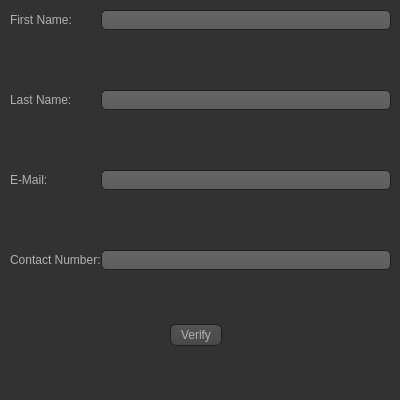
Old version of the form UI/forgotChoices.ui in the repository 1412kauti/ProjectHurricane.
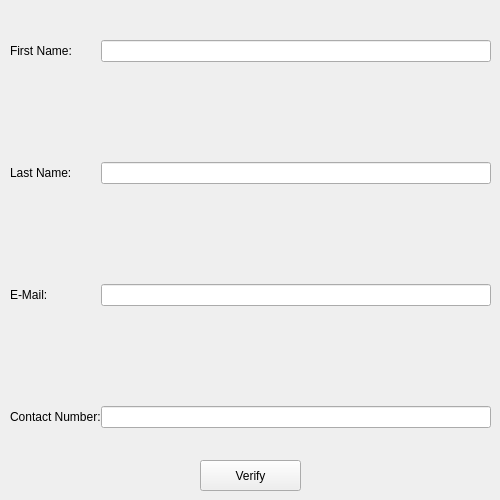
New version of the form. Icons and pictures are not drawn.

The edit to the form file:
```diff
--- a/UI/forgotChoices.ui
+++ b/UI/forgotChoices.ui
@@ -6,8 +6,8 @@
    <rect>
     <x>0</x>
     <y>0</y>
-    <width>400</width>
-    <height>400</height>
+    <width>500</width>
+    <height>500</height>
    </rect>
   </property>
   <property name="sizePolicy">
@@ -18,547 +18,29 @@
   </property>
   <property name="minimumSize">
    <size>
-    <width>400</width>
-    <height>400</height>
+    <width>500</width>
+    <height>500</height>
    </size>
   </property>
   <property name="maximumSize">
    <size>
-    <width>400</width>
-    <height>400</height>
+    <width>500</width>
+    <height>500</height>
    </size>
   </property>
   <property name="windowTitle">
    <string>Form</string>
   </property>
   <property name="styleSheet">
-   <string notr="true">QToolTip
-{
-     border: 1px solid black;
-     background-color: #ffa02f;
-     padding: 1px;
-     border-radius: 3px;
-     opacity: 100;
-}
-
-QWidget
-{
-    color: #b1b1b1;
-    background-color: #323232;
-}
-
-QTreeView, QListView
-{
-    background-color: silver;
-    margin-left: 5px;
-}
-
-QWidget:item:hover
-{
-    background-color: QLinearGradient( x1: 0, y1: 0, x2: 0, y2: 1, stop: 0 #ffa02f, stop: 1 #ca0619);
-    color: #000000;
-}
-
-QWidget:item:selected
-{
-    background-color: QLinearGradient( x1: 0, y1: 0, x2: 0, y2: 1, stop: 0 #ffa02f, stop: 1 #d7801a);
-}
-
-QMenuBar::item
-{
-    background: transparent;
-}
-
-QMenuBar::item:selected
-{
-    background: transparent;
-    border: 1px solid #ffaa00;
-}
-
-QMenuBar::item:pressed
-{
-    background: #444;
-    border: 1px solid #000;
-    background-color: QLinearGradient(
-        x1:0, y1:0,
-        x2:0, y2:1,
-        stop:1 #212121,
-        stop:0.4 #343434/*,
-        stop:0.2 #343434,
-        stop:0.1 #ffaa00*/
-    );
-    margin-bottom:-1px;
-    padding-bottom:1px;
-}
-
-QMenu
-{
-    border: 1px solid #000;
-}
-
-QMenu::item
-{
-    padding: 2px 20px 2px 20px;
-}
-
-QMenu::item:selected
-{
-    color: #000000;
-}
-
-QWidget:disabled
-{
-    color: #808080;
-    background-color: #323232;
-}
-
-QAbstractItemView
-{
-    background-color: QLinearGradient( x1: 0, y1: 0, x2: 0, y2: 1, stop: 0 #4d4d4d, stop: 0.1 #646464, stop: 1 #5d5d5d);
-}
-
-QWidget:focus
-{
-    /*border: 1px solid darkgray;*/
-}
-
-QLineEdit
-{
-    background-color: QLinearGradient( x1: 0, y1: 0, x2: 0, y2: 1, stop: 0 #4d4d4d, stop: 0 #646464, stop: 1 #5d5d5d);
-    padding: 1px;
-    border-style: solid;
-    border: 1px solid #1e1e1e;
-    border-radius: 5;
-}
-
-QPushButton
-{
-    color: #b1b1b1;
-    background-color: QLinearGradient( x1: 0, y1: 0, x2: 0, y2: 1, stop: 0 #565656, stop: 0.1 #525252, stop: 0.5 #4e4e4e, stop: 0.9 #4a4a4a, stop: 1 #464646);
-    border-width: 1px;
-    border-color: #1e1e1e;
-    border-style: solid;
-    border-radius: 6;
-    padding: 3px;
-    font-size: 12px;
-    padding-left: 5px;
-    padding-right: 5px;
-    min-width: 40px;
-}
-
-QPushButton:pressed
-{
-    background-color: QLinearGradient( x1: 0, y1: 0, x2: 0, y2: 1, stop: 0 #2d2d2d, stop: 0.1 #2b2b2b, stop: 0.5 #292929, stop: 0.9 #282828, stop: 1 #252525);
-}
-
-QComboBox
-{
-    selection-background-color: #ffaa00;
-    background-color: QLinearGradient( x1: 0, y1: 0, x2: 0, y2: 1, stop: 0 #565656, stop: 0.1 #525252, stop: 0.5 #4e4e4e, stop: 0.9 #4a4a4a, stop: 1 #464646);
-    border-style: solid;
-    border: 1px solid #1e1e1e;
-    border-radius: 5;
-}
-
-QComboBox:hover,QPushButton:hover
-{
-    border: 2px solid QLinearGradient( x1: 0, y1: 0, x2: 0, y2: 1, stop: 0 #ffa02f, stop: 1 #d7801a);
-}
-
-
-QComboBox:on
-{
-    padding-top: 3px;
-    padding-left: 4px;
-    background-color: QLinearGradient( x1: 0, y1: 0, x2: 0, y2: 1, stop: 0 #2d2d2d, stop: 0.1 #2b2b2b, stop: 0.5 #292929, stop: 0.9 #282828, stop: 1 #252525);
-    selection-background-color: #ffaa00;
-}
-
-QComboBox QAbstractItemView
-{
-    border: 2px solid darkgray;
-    selection-background-color: QLinearGradient( x1: 0, y1: 0, x2: 0, y2: 1, stop: 0 #ffa02f, stop: 1 #d7801a);
-}
-
-QComboBox::drop-down
-{
-     subcontrol-origin: padding;
-     subcontrol-position: top right;
-     width: 15px;
-
-     border-left-width: 0px;
-     border-left-color: darkgray;
-     border-left-style: solid; /* just a single line */
-     border-top-right-radius: 3px; /* same radius as the QComboBox */
-     border-bottom-right-radius: 3px;
- }
-
-QComboBox::down-arrow
-{
-     image: url(:/dark_orange/img/down_arrow.png);
-}
-
-QGroupBox
-{
-    border: 1px solid darkgray;
-    margin-top: 10px;
-}
-
-QGroupBox:focus
-{
-    border: 1px solid darkgray;
-}
-
-QTextEdit:focus
-{
-    border: 1px solid darkgray;
-}
-
-QScrollBar:horizontal {
-     border: 1px solid #222222;
-     background: QLinearGradient( x1: 0, y1: 0, x2: 0, y2: 1, stop: 0.0 #121212, stop: 0.2 #282828, stop: 1 #484848);
-     height: 7px;
-     margin: 0px 16px 0 16px;
-}
-
-QScrollBar::handle:horizontal
-{
-      background: QLinearGradient( x1: 0, y1: 0, x2: 1, y2: 0, stop: 0 #ffa02f, stop: 0.5 #d7801a, stop: 1 #ffa02f);
-      min-height: 20px;
-      border-radius: 2px;
-}
-
-QScrollBar::add-line:horizontal {
-      border: 1px solid #1b1b19;
-      border-radius: 2px;
-      background: QLinearGradient( x1: 0, y1: 0, x2: 1, y2: 0, stop: 0 #ffa02f, stop: 1 #d7801a);
-      width: 14px;
-      subcontrol-position: right;
-      subcontrol-origin: margin;
-}
-
-QScrollBar::sub-line:horizontal {
-      border: 1px solid #1b1b19;
-      border-radius: 2px;
-      background: QLinearGradient( x1: 0, y1: 0, x2: 1, y2: 0, stop: 0 #ffa02f, stop: 1 #d7801a);
-      width: 14px;
-     subcontrol-position: left;
-     subcontrol-origin: margin;
-}
-
-QScrollBar::right-arrow:horizontal, QScrollBar::left-arrow:horizontal
-{
-      border: 1px solid black;
-      width: 1px;
-      height: 1px;
-      background: white;
-}
-
-QScrollBar::add-page:horizontal, QScrollBar::sub-page:horizontal
-{
-      background: none;
-}
-
-QScrollBar:vertical
-{
-      background: QLinearGradient( x1: 0, y1: 0, x2: 1, y2: 0, stop: 0.0 #121212, stop: 0.2 #282828, stop: 1 #484848);
-      width: 7px;
-      margin: 16px 0 16px 0;
-      border: 1px solid #222222;
-}
-
-QScrollBar::handle:vertical
-{
-      background: QLinearGradient( x1: 0, y1: 0, x2: 0, y2: 1, stop: 0 #ffa02f, stop: 0.5 #d7801a, stop: 1 #ffa02f);
-      min-height: 20px;
-      border-radius: 2px;
-}
-
-QScrollBar::add-line:vertical
-{
-      border: 1px solid #1b1b19;
-      border-radius: 2px;
-      background: QLinearGradient( x1: 0, y1: 0, x2: 0, y2: 1, stop: 0 #ffa02f, stop: 1 #d7801a);
-      height: 14px;
-      subcontrol-position: bottom;
-      subcontrol-origin: margin;
-}
-
-QScrollBar::sub-line:vertical
-{
-      border: 1px solid #1b1b19;
-      border-radius: 2px;
-      background: QLinearGradient( x1: 0, y1: 0, x2: 0, y2: 1, stop: 0 #d7801a, stop: 1 #ffa02f);
-      height: 14px;
-      subcontrol-position: top;
-      subcontrol-origin: margin;
-}
-
-QScrollBar::up-arrow:vertical, QScrollBar::down-arrow:vertical
-{
-      border: 1px solid black;
-      width: 1px;
-      height: 1px;
-      background: white;
-}
-
-
-QScrollBar::add-page:vertical, QScrollBar::sub-page:vertical
-{
-      background: none;
-}
-
-QTextEdit
-{
-    background-color: #242424;
-}
-
-QPlainTextEdit
-{
-    background-color: #242424;
-}
-
-QHeaderView::section
-{
-    background-color: QLinearGradient(x1:0, y1:0, x2:0, y2:1, stop:0 #616161, stop: 0.5 #505050, stop: 0.6 #434343, stop:1 #656565);
-    color: white;
-    padding-left: 4px;
-    border: 1px solid #6c6c6c;
-}
-
-QCheckBox:disabled
-{
-color: #414141;
-}
-
-QDockWidget::title
-{
-    text-align: center;
-    spacing: 3px; /* spacing between items in the tool bar */
-    background-color: QLinearGradient(x1:0, y1:0, x2:0, y2:1, stop:0 #323232, stop: 0.5 #242424, stop:1 #323232);
-}
-
-QDockWidget::close-button, QDockWidget::float-button
-{
-    text-align: center;
-    spacing: 1px; /* spacing between items in the tool bar */
-    background-color: QLinearGradient(x1:0, y1:0, x2:0, y2:1, stop:0 #323232, stop: 0.5 #242424, stop:1 #323232);
-}
-
-QDockWidget::close-button:hover, QDockWidget::float-button:hover
-{
-    background: #242424;
-}
-
-QDockWidget::close-button:pressed, QDockWidget::float-button:pressed
-{
-    padding: 1px -1px -1px 1px;
-}
-
-QMainWindow::separator
-{
-    background-color: QLinearGradient(x1:0, y1:0, x2:0, y2:1, stop:0 #161616, stop: 0.5 #151515, stop: 0.6 #212121, stop:1 #343434);
-    color: white;
-    padding-left: 4px;
-    border: 1px solid #4c4c4c;
-    spacing: 3px; /* spacing between items in the tool bar */
-}
-
-QMainWindow::separator:hover
-{
-
-    background-color: QLinearGradient(x1:0, y1:0, x2:0, y2:1, stop:0 #d7801a, stop:0.5 #b56c17 stop:1 #ffa02f);
-    color: white;
-    padding-left: 4px;
-    border: 1px solid #6c6c6c;
-    spacing: 3px; /* spacing between items in the tool bar */
-}
-
-QToolBar::handle
-{
-     spacing: 3px; /* spacing between items in the tool bar */
-     background: url(:/dark_orange/img/handle.png);
-}
-
-QMenu::separator
-{
-    height: 2px;
-    background-color: QLinearGradient(x1:0, y1:0, x2:0, y2:1, stop:0 #161616, stop: 0.5 #151515, stop: 0.6 #212121, stop:1 #343434);
-    color: white;
-    padding-left: 4px;
-    margin-left: 10px;
-    margin-right: 5px;
-}
-
-QProgressBar
-{
-    border: 2px solid grey;
-    border-radius: 5px;
-    text-align: center;
-}
-
-QProgressBar::chunk
-{
-    background-color: #d7801a;
-    width: 2.15px;
-    margin: 0.5px;
-}
-
-QTabBar::tab {
-    color: #b1b1b1;
-    border: 1px solid #444;
-    border-bottom-style: none;
-    background-color: #323232;
-    padding-left: 10px;
-    padding-right: 10px;
-    padding-top: 3px;
-    padding-bottom: 2px;
-    margin-right: -1px;
-}
-
-QTabWidget::pane {
-    border: 1px solid #444;
-    top: 1px;
-}
-
-QTabBar::tab:last
-{
-    margin-right: 0; /* the last selected tab has nothing to overlap with on the right */
-    border-top-right-radius: 3px;
-}
-
-QTabBar::tab:first:!selected
-{
- margin-left: 0px; /* the last selected tab has nothing to overlap with on the right */
-
-
-    border-top-left-radius: 3px;
-}
-
-QTabBar::tab:!selected
-{
-    color: #b1b1b1;
-    border-bottom-style: solid;
-    margin-top: 3px;
-    background-color: QLinearGradient(x1:0, y1:0, x2:0, y2:1, stop:1 #212121, stop:.4 #343434);
-}
-
-QTabBar::tab:selected
-{
-    border-top-left-radius: 3px;
-    border-top-right-radius: 3px;
-    margin-bottom: 0px;
-}
-
-QTabBar::tab:!selected:hover
-{
-    /*border-top: 2px solid #ffaa00;
-    padding-bottom: 3px;*/
-    border-top-left-radius: 3px;
-    border-top-right-radius: 3px;
-    background-color: QLinearGradient(x1:0, y1:0, x2:0, y2:1, stop:1 #212121, stop:0.4 #343434, stop:0.2 #343434, stop:0.1 #ffaa00);
-}
-
-QRadioButton::indicator:checked, QRadioButton::indicator:unchecked{
-    color: #b1b1b1;
-    background-color: #323232;
-    border: 1px solid #b1b1b1;
-    border-radius: 6px;
-}
-
-QRadioButton::indicator:checked
-{
-    background-color: qradialgradient(
-        cx: 0.5, cy: 0.5,
-        fx: 0.5, fy: 0.5,
-        radius: 1.0,
-        stop: 0.25 #ffaa00,
-        stop: 0.3 #323232
-    );
-}
-
-QCheckBox::indicator{
-    color: #b1b1b1;
-    background-color: #323232;
-    border: 1px solid #b1b1b1;
-    width: 9px;
-    height: 9px;
-}
-
-QRadioButton::indicator
-{
-    border-radius: 6px;
-}
-
-QRadioButton::indicator:hover, QCheckBox::indicator:hover
-{
-    border: 1px solid #ffaa00;
-}
-
-QCheckBox::indicator:checked
-{
-    image:url(:/dark_orange/img/checkbox.png);
-}
-
-QCheckBox::indicator:disabled, QRadioButton::indicator:disabled
-{
-    border: 1px solid #444;
-}
-
-
-QSlider::groove:horizontal {
-    border: 1px solid #3A3939;
-    height: 8px;
-    background: #201F1F;
-    margin: 2px 0;
-    border-radius: 2px;
-}
-
-QSlider::handle:horizontal {
-    background: QLinearGradient( x1: 0, y1: 0, x2: 0, y2: 1,
-      stop: 0.0 silver, stop: 0.2 #a8a8a8, stop: 1 #727272);
-    border: 1px solid #3A3939;
-    width: 14px;
-    height: 14px;
-    margin: -4px 0;
-    border-radius: 2px;
-}
-
-QSlider::groove:vertical {
-    border: 1px solid #3A3939;
-    width: 8px;
-    background: #201F1F;
-    margin: 0 0px;
-    border-radius: 2px;
-}
-
-QSlider::handle:vertical {
-    background: QLinearGradient( x1: 0, y1: 0, x2: 0, y2: 1, stop: 0.0 silver,
-      stop: 0.2 #a8a8a8, stop: 1 #727272);
-    border: 1px solid #3A3939;
-    width: 14px;
-    height: 14px;
-    margin: 0 -4px;
-    border-radius: 2px;
-}
-
-QAbstractSpinBox {
-    padding-top: 2px;
-    padding-bottom: 2px;
-    border: 1px solid darkgray;
-
-    border-radius: 2px;
-    min-width: 50px;
-}
-</string>
+   <string notr="true"/>
   </property>
   <widget class="QWidget" name="formLayoutWidget">
    <property name="geometry">
     <rect>
      <x>10</x>
      <y>10</y>
-     <width>381</width>
-     <height>271</height>
+     <width>481</width>
+     <height>441</height>
     </rect>
    </property>
    <layout class="QFormLayout" name="formLayout">
@@ -566,7 +48,10 @@
      <number>0</number>
     </property>
     <property name="verticalSpacing">
-     <number>60</number>
+     <number>100</number>
+    </property>
+    <property name="topMargin">
+     <number>30</number>
     </property>
     <item row="0" column="0">
      <widget class="QLabel" name="label">
@@ -613,9 +98,9 @@
   <widget class="QWidget" name="verticalLayoutWidget">
    <property name="geometry">
     <rect>
-     <x>170</x>
-     <y>320</y>
-     <width>61</width>
+     <x>200</x>
+     <y>460</y>
+     <width>101</width>
      <height>31</height>
     </rect>
    </property>
@@ -623,7 +108,7 @@
     <item>
      <widget class="QPushButton" name="verify_button">
       <property name="sizePolicy">
-       <sizepolicy hsizetype="Maximum" vsizetype="Maximum">
+       <sizepolicy hsizetype="Minimum" vsizetype="Preferred">
         <horstretch>0</horstretch>
         <verstretch>0</verstretch>
        </sizepolicy>
```
